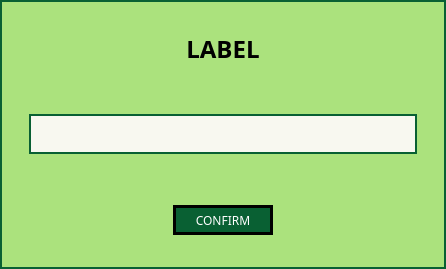
Qt form Dialogs/DLog_Oneline_Input.ui (Bideiro/Ranil_project_py) before a commit.
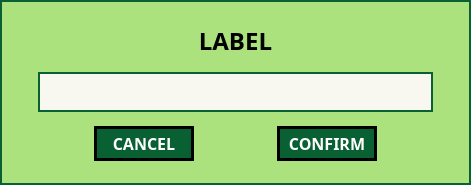
The same form after that commit.

Diff of the .ui file:
```diff
--- a/Dialogs/DLog_Oneline_Input.ui
+++ b/Dialogs/DLog_Oneline_Input.ui
@@ -6,8 +6,8 @@
    <rect>
     <x>0</x>
     <y>0</y>
-    <width>446</width>
-    <height>269</height>
+    <width>471</width>
+    <height>185</height>
    </rect>
   </property>
   <property name="windowTitle">
@@ -48,18 +48,6 @@
 }</string>
      </property>
      <layout class="QVBoxLayout" name="verticalLayout_3">
-      <property name="leftMargin">
-       <number>0</number>
-      </property>
-      <property name="topMargin">
-       <number>0</number>
-      </property>
-      <property name="rightMargin">
-       <number>0</number>
-      </property>
-      <property name="bottomMargin">
-       <number>0</number>
-      </property>
       <item>
        <widget class="QWidget" name="widget_2" native="true">
         <layout class="QHBoxLayout" name="horizontalLayout_2">
@@ -157,6 +145,39 @@
          <property name="bottomMargin">
           <number>12</number>
          </property>
+         <item>
+          <spacer name="horizontalSpacer_5">
+           <property name="orientation">
+            <enum>Qt::Horizontal</enum>
+           </property>
+           <property name="sizeHint" stdset="0">
+            <size>
+             <width>40</width>
+             <height>20</height>
+            </size>
+           </property>
+          </spacer>
+         </item>
+         <item>
+          <widget class="QPushButton" name="Cancel_btn">
+           <property name="minimumSize">
+            <size>
+             <width>100</width>
+             <height>35</height>
+            </size>
+           </property>
+           <property name="font">
+            <font>
+             <family>DM Sans</family>
+             <pointsize>12</pointsize>
+             <bold>true</bold>
+            </font>
+           </property>
+           <property name="text">
+            <string>CANCEL</string>
+           </property>
+          </widget>
+         </item>
          <item>
           <spacer name="horizontalSpacer">
            <property name="orientation">
@@ -181,12 +202,14 @@
            <property name="minimumSize">
             <size>
              <width>100</width>
-             <height>30</height>
+             <height>35</height>
             </size>
            </property>
            <property name="font">
             <font>
              <family>DM Sans</family>
+             <pointsize>12</pointsize>
+             <bold>true</bold>
             </font>
            </property>
            <property name="text">
```
Left out of the diff: 3 changed lines with no effect on the pictures.
